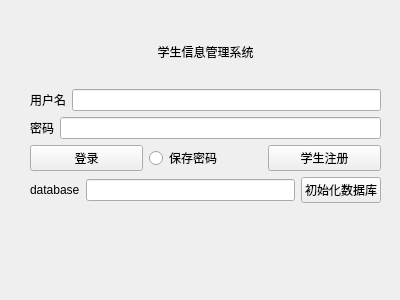
This is data/ui/login.ui in fengyangdong/mysql_gui as Qt 5 draws it before an edit. The edited form follows.
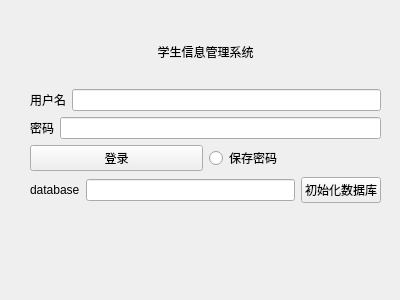
This is the edited form.

Diff of the .ui file:
```diff
--- a/data/ui/login.ui
+++ b/data/ui/login.ui
@@ -90,13 +90,6 @@
         </property>
        </widget>
       </item>
-      <item>
-       <widget class="QPushButton" name="user_logon">
-        <property name="text">
-         <string>学生注册</string>
-        </property>
-       </widget>
-      </item>
      </layout>
     </item>
     <item>
```
